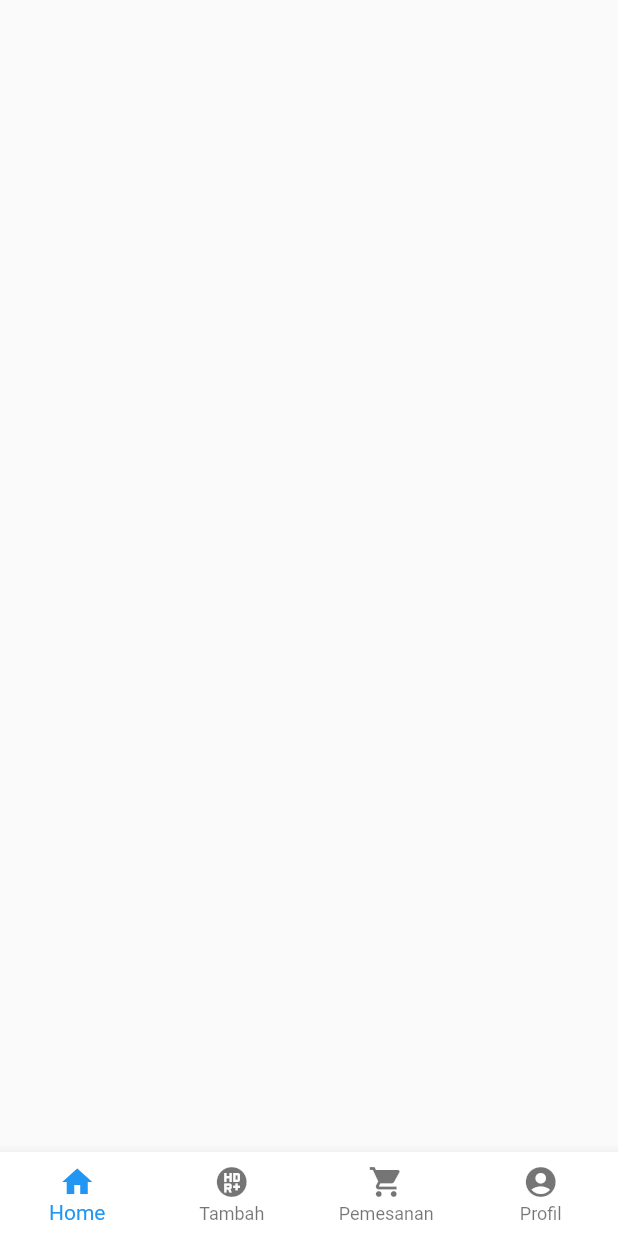
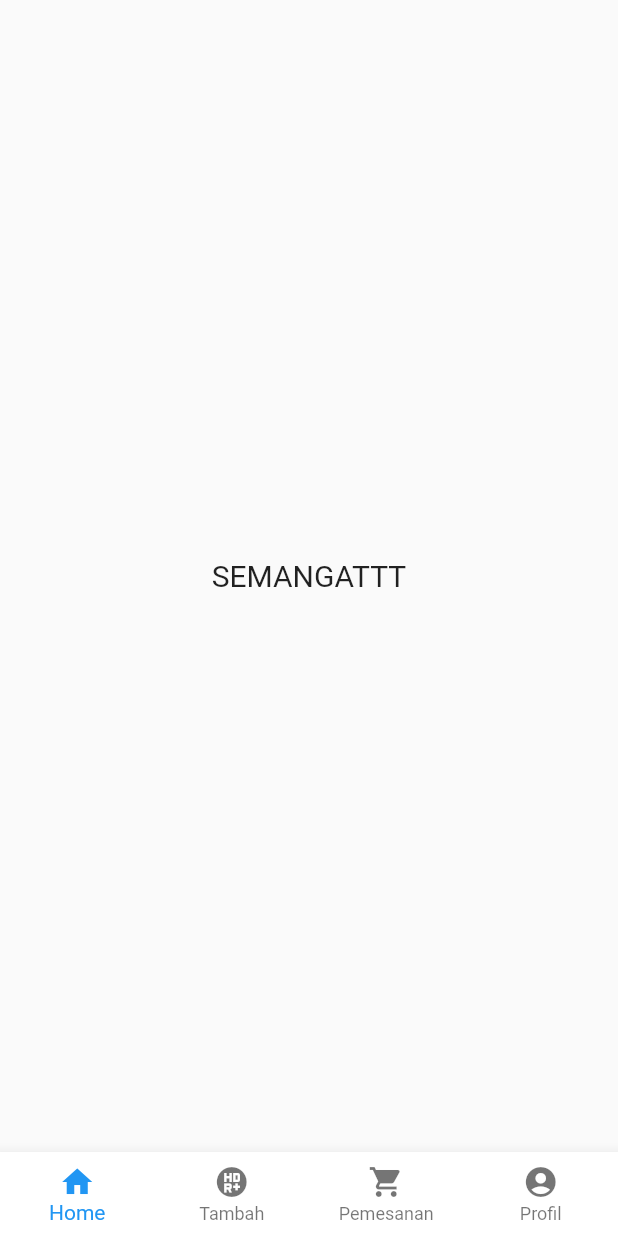
Before and after one commit to Muhamadrafliseptian/hanny, a Flutter app: the screen it shows after launch, on a phone screen of 412 x 824 dp. Run offline on Flutter 3.47's test engine with Material 2 defaults, Android fonts, the phone set to English and light mode, and no system bars; Roboto replaces fonts that are missing (Nunito).

Commit message:
semangat

```diff
--- a/sibola/lib/home_page.dart
+++ b/sibola/lib/home_page.dart
@@ -12,6 +12,12 @@ class HomePage extends StatefulWidget {
 class _HomePageState extends State<HomePage> {
   @override
   Widget build(BuildContext context) {
-    return Scaffold();
+    return Scaffold(
+      body: Center(
+        child: Text('SEMANGATTT', style: TextStyle(
+          fontSize: 20,
+        ),),
+      ),
+    );
   }
 }
```
Also changed, not shown: sibola/lib/cart_page.dart (+7 -1 lines), sibola/lib/favorite.dart (+7 -1 lines).
